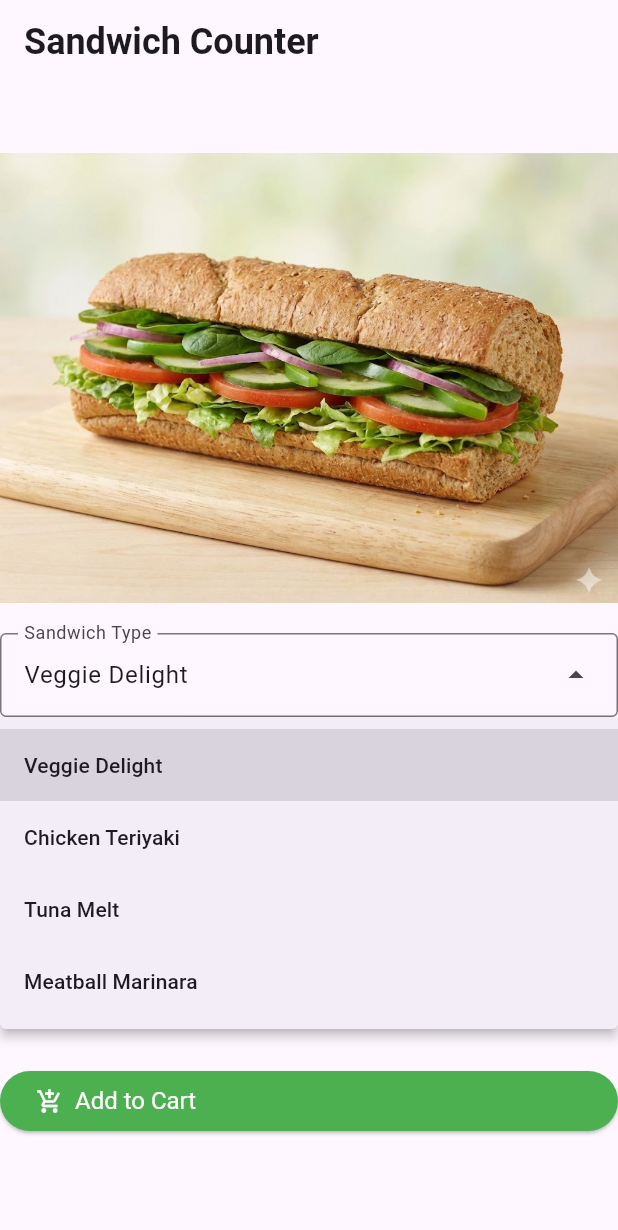
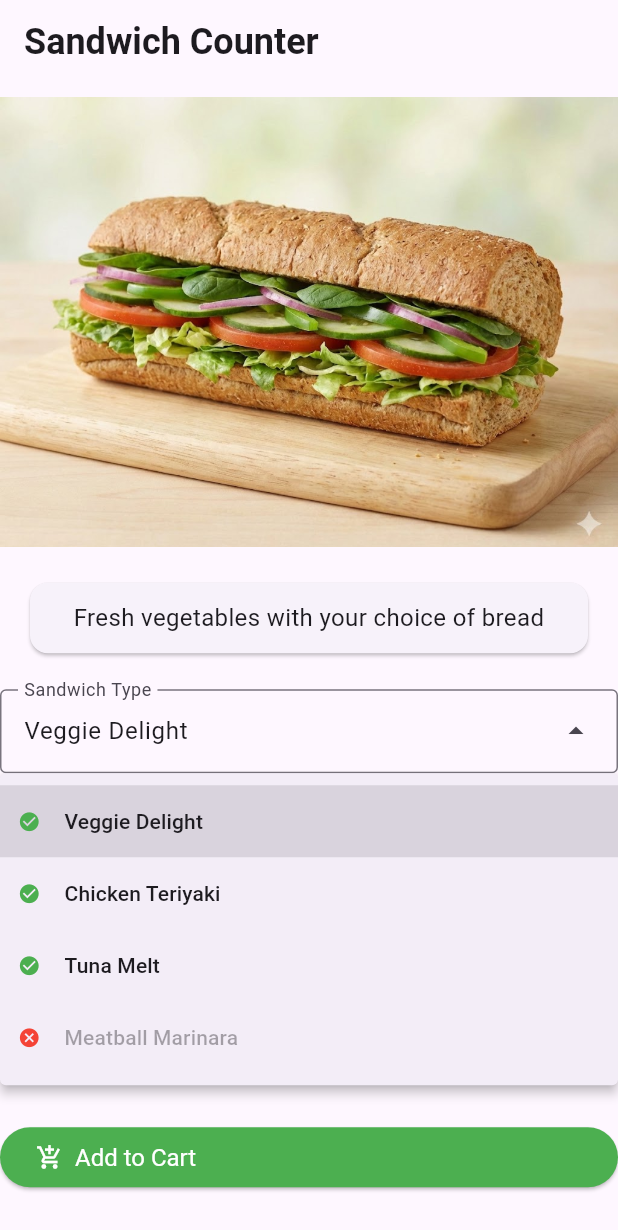
Before and after one commit to Johnahmad341/sandwich_shop, a Flutter app: the screen it shows after launch, after a tap on "Veggie Delight", on a phone screen of 412 x 824 dp. Shown: the top 1230 px of the screen. Run offline on Flutter 3.47's test engine with Material 3 defaults, Android fonts, the phone set to English and light mode, and no system bars.

Commit message:
Q1: Update sandwich availability and load data from JSON on startup

```diff
--- a/assets/sandwiches.json
+++ b/assets/sandwiches.json
@@ -22,7 +22,7 @@
             "id": "meatball_marinara",
             "name": "Meatball Marinara",
             "description": "Italian meatballs in marinara sauce",
-            "available": true
+            "available": false
         }
     ]
 }
--- a/lib/main.dart
+++ b/lib/main.dart
@@ -39,18 +39,33 @@ class _OrderScreenState extends State<OrderScreen> {
   BreadType _selectedBreadType = BreadType.white;
   int _quantity = 1;
 
+  // Add this: store loaded sandwich data
+  Map<SandwichType, Sandwich> _sandwichData = {};
+  bool _isLoadingSandwiches = true;
+
   @override
   void initState() {
     super.initState();
+    _loadSandwiches(); // Load JSON data on startup
     _notesController.addListener(() {
       setState(() {});
     });
   }
 
-  @override
-  void dispose() {
-    _notesController.dispose();
-    super.dispose();
+  // Add this method to load sandwiches from JSON
+  Future<void> _loadSandwiches() async {
+    final data = await loadSandwichData();
+    Map<SandwichType, Sandwich> sandwiches = {};
+
+    for (var json in data) {
+      final sandwich = Sandwich.fromJson(json);
+      sandwiches[sandwich.type] = sandwich;
+    }
+
+    setState(() {
+      _sandwichData = sandwiches;
+      _isLoadingSandwiches = false;
+    });
   }
 
   void _addToCart() {
@@ -85,14 +100,25 @@ class _OrderScreenState extends State<OrderScreen> {
     return null;
   }
 
+  // Update this method to use loaded data
   List<DropdownMenuEntry<SandwichType>> _buildSandwichTypeEntries() {
+    // If data not loaded yet, return empty list
+    if (_sandwichData.isEmpty) {
+      return [];
+    }
+
     List<DropdownMenuEntry<SandwichType>> entries = [];
     for (SandwichType type in SandwichType.values) {
-      Sandwich sandwich =
-          Sandwich(type: type, isFootlong: true, breadType: BreadType.white);
+      // Use the loaded sandwich data instead of creating a new one
+      Sandwich sandwich = _sandwichData[type]!;
+
       DropdownMenuEntry<SandwichType> entry = DropdownMenuEntry<SandwichType>(
         value: type,
         label: sandwich.name,
+        leadingIcon: sandwich.available
+          ? const Icon(Icons.check_circle, color: Colors.green, size: 15)
+          : const Icon(Icons.cancel, color: Colors.red, size: 15),
+        enabled: sandwich.available, // Now this actually uses JSON data!
       );
       entries.add(entry);
     }
@@ -172,7 +198,9 @@ class _OrderScreenState extends State<OrderScreen> {
           style: heading1,
         ),
       ),
-      body: Center(
+      body: _isLoadingSandwiches
+          ? const Center(child: CircularProgressIndicator())
+          : Center(
               child: SingleChildScrollView(
                 child: Column(
                   crossAxisAlignment: CrossAxisAlignment.stretch,
@@ -192,6 +220,24 @@ class _OrderScreenState extends State<OrderScreen> {
                         },
                       ),
                     ),
+                    const SizedBox(height: 20),
+
+                    // Optional: Show sandwich description
+                    if (_sandwichData[_selectedSandwichType] != null)
+                      Padding(
+                        padding: const EdgeInsets.symmetric(horizontal: 16.0),
+                        child: Card(
+                          child: Padding(
+                            padding: const EdgeInsets.all(12.0),
+                            child: Text(
+                              _sandwichData[_selectedSandwichType]!.description,
+                              style: normalText,
+                              textAlign: TextAlign.center,
+                            ),
+                          ),
+                        ),
+                      ),
+
                     const SizedBox(height: 20),
                     DropdownMenu<SandwichType>(
                       width: double.infinity,
--- a/lib/models/sandwich.dart
+++ b/lib/models/sandwich.dart
@@ -28,7 +28,7 @@ class Sandwich {
   Sandwich({
     this.id = '',
     this.description = '',
-    this.available = true,
+    this.available = true, // Default to true
     required this.type,
     required this.isFootlong,
     required this.breadType,
@@ -36,19 +36,16 @@ class Sandwich {
 
   factory Sandwich.fromJson(Map<String, dynamic> json) {
     final String? jsonId = json['id'] as String?;
-    final String? jsonName = json['name'] as String?;
-    final String normalized =
-        (jsonId ?? jsonName ?? '').toLowerCase().replaceAll('_', ' ').trim();
 
-    SandwichType mapType(String norm) {
-      switch (norm) {
+    SandwichType mapType(String id) {
+      switch (id) {
         case 'veggie delight':
           return SandwichType.veggieDelight;
-        case 'chicken teriyaki':
+        case 'chicken_teriyaki':
           return SandwichType.chickenTeriyaki;
-        case 'tuna melt':
+        case 'tuna_melt':
           return SandwichType.tunaMelt;
-        case 'meatball marinara':
+        case 'meatball_marinara':
           return SandwichType.meatballMarinara;
         default:
           return SandwichType.veggieDelight;
@@ -59,7 +56,7 @@ class Sandwich {
       id: jsonId ?? '',
       description: json['description'] as String? ?? '',
       available: json['available'] as bool? ?? true,
-      type: mapType(normalized),
+      type: mapType(jsonId ?? ''),
       isFootlong: true,
       breadType: BreadType.white,
     );
```
Lines whose indentation alone changed are shown as unchanged.
